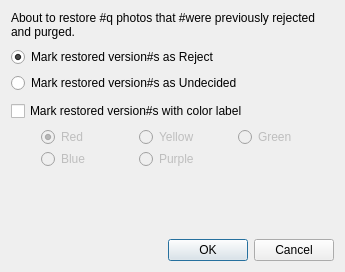
Before: the Qt Designer form src/dlg/RestoreDialog.ui in wagenadl/photohoard, drawn with Qt 5.
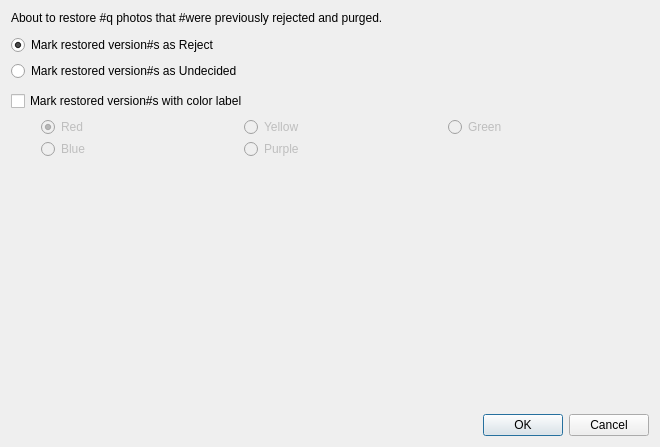
After: the same form once the commit is applied.

What changed in the file:
```diff
--- a/src/dlg/RestoreDialog.ui
+++ b/src/dlg/RestoreDialog.ui
@@ -6,8 +6,8 @@
    <rect>
     <x>0</x>
     <y>0</y>
-    <width>345</width>
-    <height>272</height>
+    <width>660</width>
+    <height>447</height>
    </rect>
   </property>
   <property name="windowTitle">
@@ -16,6 +16,15 @@
   <layout class="QVBoxLayout" name="verticalLayout">
    <item>
     <widget class="QLabel" name="mainLabel">
+     <property name="sizePolicy">
+      <sizepolicy hsizetype="Preferred" vsizetype="Minimum">
+       <horstretch>0</horstretch>
+       <verstretch>0</verstretch>
+      </sizepolicy>
+     </property>
+     <property name="lineWidth">
+      <number>1</number>
+     </property>
      <property name="text">
       <string>About to restore #q photos that #were previously rejected and purged.</string>
      </property>
@@ -35,7 +44,7 @@
      <property name="sizeHint" stdset="0">
       <size>
        <width>20</width>
-       <height>2</height>
+       <height>4</height>
       </size>
      </property>
     </spacer>
@@ -68,7 +77,7 @@
      <property name="sizeHint" stdset="0">
       <size>
        <width>20</width>
-       <height>2</height>
+       <height>4</height>
       </size>
      </property>
     </spacer>
```
